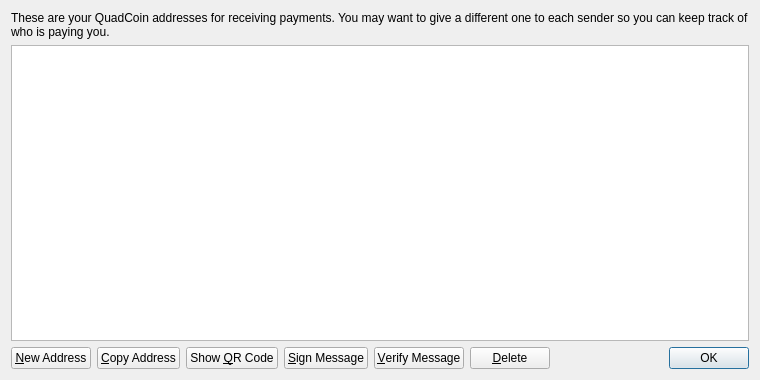
QuadCoin/QuadCoin, file src/qt/forms/addressbookpage.ui: the form before one commit.
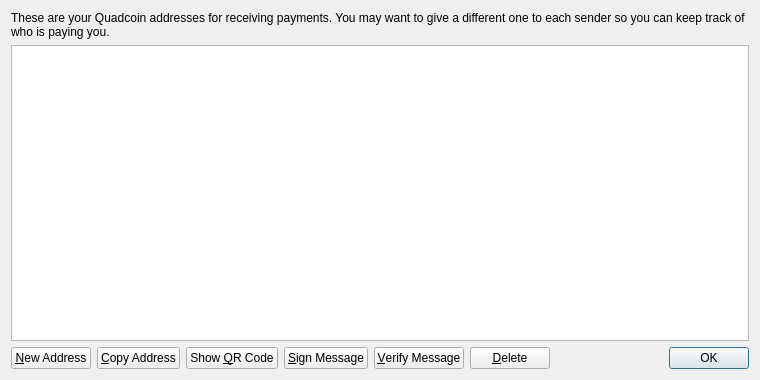
The form after the commit. Icons and pictures are not drawn.

Patch:
```diff
--- a/src/qt/forms/addressbookpage.ui
+++ b/src/qt/forms/addressbookpage.ui
@@ -17,7 +17,7 @@
    <item>
     <widget class="QLabel" name="labelExplanation">
      <property name="text">
-      <string>These are your QuadCoin addresses for receiving payments. You may want to give a different one to each sender so you can keep track of who is paying you.</string>
+      <string>These are your Quadcoin addresses for receiving payments. You may want to give a different one to each sender so you can keep track of who is paying you.</string>
      </property>
      <property name="textFormat">
       <enum>Qt::PlainText</enum>
```
